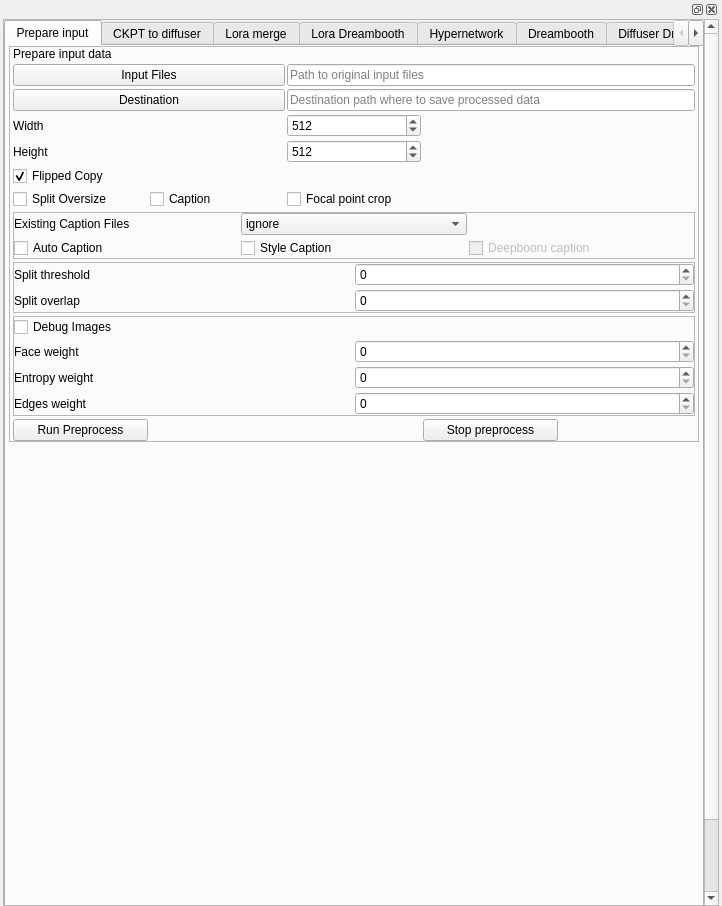
First picture: the form in plugins/training/training.ui, repository XmYx/ainodes-pyside, before the edit.
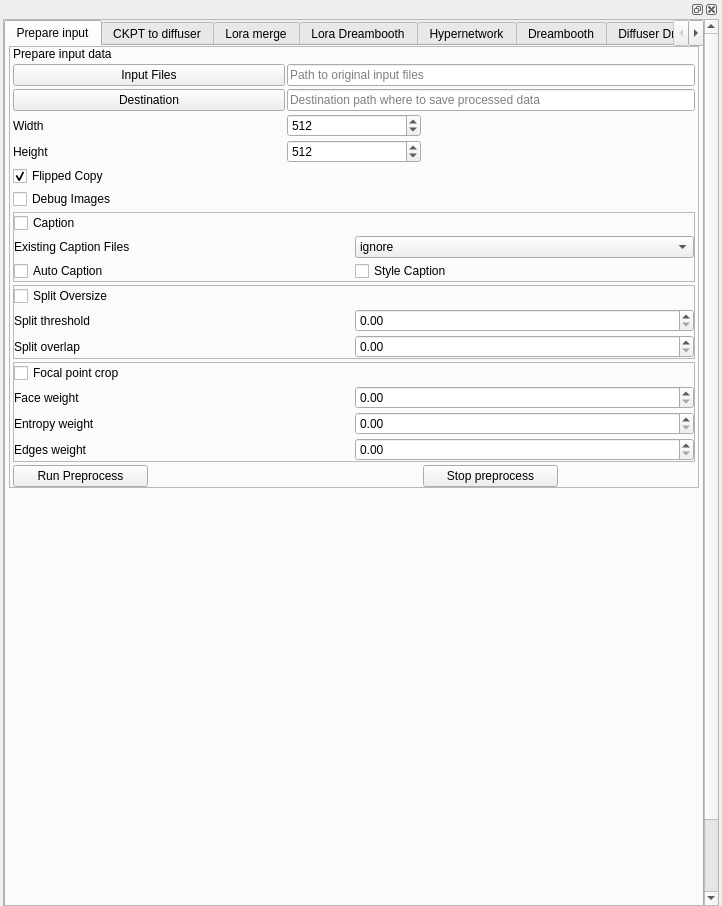
Second picture: the form after the edit. The open tabs and pages were chosen to show the change.

```diff
--- a/plugins/training/training.ui
+++ b/plugins/training/training.ui
@@ -81,10 +81,10 @@
            <item>
             <widget class="QTabWidget" name="tabWidget_2">
              <property name="toolTip">
-              <string>LORA is fast and produces small files, they are to be merged to each other or with the usal checkpoints, use LORA merge for that</string>
+              <string/>
              </property>
              <property name="currentIndex">
-              <number>6</number>
+              <number>2</number>
              </property>
              <widget class="QWidget" name="tab_3">
               <attribute name="title">
@@ -136,6 +136,13 @@
                   <property name="verticalSpacing">
                    <number>3</number>
                   </property>
+                  <item row="16" column="1">
+                   <widget class="QPushButton" name="runPreprocess">
+                    <property name="text">
+                     <string>Run Preprocess</string>
+                    </property>
+                   </widget>
+                  </item>
                   <item row="1" column="1" colspan="2">
                    <widget class="QPushButton" name="select_process_input_files">
                     <property name="text">
@@ -143,195 +150,7 @@
                     </property>
                    </widget>
                   </item>
-                  <item row="15" column="4">
-                   <widget class="QPushButton" name="pushButton_6">
-                    <property name="text">
-                     <string>Stop preprocess</string>
-                    </property>
-                   </widget>
-                  </item>
-                  <item row="6" column="3">
-                   <widget class="QSpinBox" name="process_height">
-                    <property name="maximum">
-                     <number>2048</number>
-                    </property>
-                    <property name="singleStep">
-                     <number>64</number>
-                    </property>
-                    <property name="value">
-                     <number>512</number>
-                    </property>
-                   </widget>
-                  </item>
-                  <item row="3" column="1" colspan="2">
-                   <widget class="QPushButton" name="select_process_destination_folder">
-                    <property name="text">
-                     <string>Destination</string>
-                    </property>
-                   </widget>
-                  </item>
                   <item row="13" column="1" colspan="5">
-                   <widget class="QFrame" name="autoCrop">
-                    <property name="frameShape">
-                     <enum>QFrame::StyledPanel</enum>
-                    </property>
-                    <property name="frameShadow">
-                     <enum>QFrame::Raised</enum>
-                    </property>
-                    <layout class="QGridLayout" name="gridLayout_10">
-                     <property name="leftMargin">
-                      <number>0</number>
-                     </property>
-                     <property name="topMargin">
-                      <number>0</number>
-                     </property>
-                     <property name="rightMargin">
-                      <number>0</number>
-                     </property>
-                     <property name="bottomMargin">
-                      <number>0</number>
-                     </property>
-                     <property name="horizontalSpacing">
-                      <number>2</number>
-                     </property>
-                     <property name="verticalSpacing">
-                      <number>3</number>
-                     </property>
-                     <item row="0" column="1">
-                      <widget class="QSpinBox" name="split_threshold"/>
-                     </item>
-                     <item row="1" column="1">
-                      <widget class="QSpinBox" name="overlap_ratio"/>
-                     </item>
-                     <item row="1" column="0">
-                      <widget class="QLabel" name="label_36">
-                       <property name="text">
-                        <string>Split overlap</string>
-                       </property>
-                      </widget>
-                     </item>
-                     <item row="0" column="0">
-                      <widget class="QLabel" name="label_30">
-                       <property name="text">
-                        <string>Split threshold</string>
-                       </property>
-                      </widget>
-                     </item>
-                    </layout>
-                   </widget>
-                  </item>
-                  <item row="5" column="1">
-                   <widget class="QLabel" name="label_33">
-                    <property name="text">
-                     <string>Width</string>
-                    </property>
-                   </widget>
-                  </item>
-                  <item row="14" column="1" colspan="5">
-                   <widget class="QFrame" name="focalPointCrop">
-                    <property name="frameShape">
-                     <enum>QFrame::StyledPanel</enum>
-                    </property>
-                    <property name="frameShadow">
-                     <enum>QFrame::Raised</enum>
-                    </property>
-                    <layout class="QGridLayout" name="gridLayout_12">
-                     <property name="leftMargin">
-                      <number>0</number>
-                     </property>
-                     <property name="topMargin">
-                      <number>0</number>
-                     </property>
-                     <property name="rightMargin">
-                      <number>0</number>
-                     </property>
-                     <property name="bottomMargin">
-                      <number>0</number>
-                     </property>
-                     <property name="horizontalSpacing">
-                      <number>2</number>
-                     </property>
-                     <property name="verticalSpacing">
-                      <number>3</number>
-                     </property>
-                     <item row="1" column="0">
-                      <widget class="QLabel" name="label_31">
-                       <property name="text">
-                        <string>Face weight</string>
-                       </property>
-                      </widget>
-                     </item>
-                     <item row="1" column="2">
-                      <widget class="QSpinBox" name="process_focal_crop_face_weight"/>
-                     </item>
-                     <item row="2" column="0">
-                      <widget class="QLabel" name="label_32">
-                       <property name="text">
-                        <string>Entropy weight</string>
-                       </property>
-                      </widget>
-                     </item>
-                     <item row="2" column="2">
-                      <widget class="QSpinBox" name="process_focal_crop_entropy_weight"/>
-                     </item>
-                     <item row="3" column="0">
-                      <widget class="QLabel" name="label_35">
-                       <property name="text">
-                        <string>Edges weight</string>
-                       </property>
-                      </widget>
-                     </item>
-                     <item row="3" column="2">
-                      <widget class="QSpinBox" name="process_focal_crop_edges_weight"/>
-                     </item>
-                     <item row="0" column="0">
-                      <widget class="QCheckBox" name="process_focal_crop_debug">
-                       <property name="text">
-                        <string>Debug Images</string>
-                       </property>
-                      </widget>
-                     </item>
-                    </layout>
-                   </widget>
-                  </item>
-                  <item row="9" column="1">
-                   <widget class="QCheckBox" name="process_flip">
-                    <property name="toolTip">
-                     <string>Create a copy which is flipped</string>
-                    </property>
-                    <property name="text">
-                     <string>Flipped Copy</string>
-                    </property>
-                    <property name="checked">
-                     <bool>true</bool>
-                    </property>
-                   </widget>
-                  </item>
-                  <item row="15" column="1">
-                   <widget class="QPushButton" name="runPreprocess">
-                    <property name="text">
-                     <string>Run Preprocess</string>
-                    </property>
-                   </widget>
-                  </item>
-                  <item row="11" column="2">
-                   <widget class="QCheckBox" name="toggle_caption">
-                    <property name="toolTip">
-                     <string>Create caption files</string>
-                    </property>
-                    <property name="text">
-                     <string>Caption</string>
-                    </property>
-                   </widget>
-                  </item>
-                  <item row="3" column="3" colspan="3">
-                   <widget class="QLineEdit" name="process_dst">
-                    <property name="placeholderText">
-                     <string>Destination path where to save processed data</string>
-                    </property>
-                   </widget>
-                  </item>
-                  <item row="12" column="1" colspan="5">
                    <widget class="QFrame" name="processCaption">
                     <property name="frameShape">
                      <enum>QFrame::StyledPanel</enum>
@@ -358,14 +177,7 @@
                      <property name="verticalSpacing">
                       <number>3</number>
                      </property>
-                     <item row="0" column="0">
-                      <widget class="QLabel" name="label_34">
-                       <property name="text">
-                        <string>Existing Caption Files</string>
-                       </property>
-                      </widget>
-                     </item>
-                     <item row="2" column="0">
+                     <item row="3" column="0">
                       <widget class="QCheckBox" name="process_caption">
                        <property name="toolTip">
                         <string>Caption by interrogate</string>
@@ -378,7 +190,7 @@
                        </property>
                       </widget>
                      </item>
-                     <item row="2" column="1">
+                     <item row="3" column="1">
                       <widget class="QCheckBox" name="style_caption">
                        <property name="toolTip">
                         <string>Caption by clip interrogate</string>
@@ -388,20 +200,7 @@
                        </property>
                       </widget>
                      </item>
-                     <item row="2" column="2">
-                      <widget class="QCheckBox" name="process_caption_deepbooru">
-                       <property name="enabled">
-                        <bool>false</bool>
-                       </property>
-                       <property name="toolTip">
-                        <string/>
-                       </property>
-                       <property name="text">
-                        <string>Deepbooru caption</string>
-                       </property>
-                      </widget>
-                     </item>
-                     <item row="0" column="1">
+                     <item row="1" column="1">
                       <widget class="QComboBox" name="preprocess_txt_action">
                        <item>
                         <property name="text">
@@ -425,18 +224,42 @@
                        </item>
                       </widget>
                      </item>
+                     <item row="1" column="0">
+                      <widget class="QLabel" name="label_34">
+                       <property name="text">
+                        <string>Existing Caption Files</string>
+                       </property>
+                      </widget>
+                     </item>
+                     <item row="0" column="0">
+                      <widget class="QCheckBox" name="toggle_caption">
+                       <property name="toolTip">
+                        <string>Create caption files</string>
+                       </property>
+                       <property name="text">
+                        <string>Caption</string>
+                       </property>
+                      </widget>
+                     </item>
                     </layout>
                    </widget>
                   </item>
-                  <item row="6" column="1">
-                   <widget class="QLabel" name="label_37">
+                  <item row="3" column="3" colspan="3">
+                   <widget class="QLineEdit" name="process_dst">
+                    <property name="placeholderText">
+                     <string>Destination path where to save processed data</string>
+                    </property>
+                   </widget>
+                  </item>
+                  <item row="16" column="4">
+                   <widget class="QPushButton" name="pushButton_6">
                     <property name="text">
-                     <string>Height</string>
+                     <string>Stop preprocess</string>
                     </property>
                    </widget>
                   </item>
-                  <item row="5" column="3">
-                   <widget class="QSpinBox" name="process_width">
+                  <item row="6" column="3">
+                   <widget class="QSpinBox" name="process_height">
                     <property name="maximum">
                      <number>2048</number>
                     </property>
@@ -448,6 +271,13 @@
                     </property>
                    </widget>
                   </item>
+                  <item row="3" column="1" colspan="2">
+                   <widget class="QPushButton" name="select_process_destination_folder">
+                    <property name="text">
+                     <string>Destination</string>
+                    </property>
+                   </widget>
+                  </item>
                   <item row="1" column="3" colspan="3">
                    <widget class="QLineEdit" name="process_src">
                     <property name="placeholderText">
@@ -455,21 +285,108 @@
                     </property>
                    </widget>
                   </item>
-                  <item row="11" column="3">
-                   <widget class="QCheckBox" name="toggle_focal_crop">
-                    <property name="toolTip">
-                     <string>Crop based on focal point</string>
+                  <item row="5" column="3">
+                   <widget class="QSpinBox" name="process_width">
+                    <property name="maximum">
+                     <number>2048</number>
                     </property>
-                    <property name="text">
-                     <string>Focal point crop</string>
+                    <property name="singleStep">
+                     <number>64</number>
+                    </property>
+                    <property name="value">
+                     <number>512</number>
                     </property>
                    </widget>
                   </item>
-                  <item row="11" column="1">
-                   <widget class="QCheckBox" name="toggle_split_oversize">
-                    <property name="text">
-                     <string>Split Oversize</string>
+                  <item row="15" column="1" colspan="5">
+                   <widget class="QFrame" name="focalPointCrop">
+                    <property name="frameShape">
+                     <enum>QFrame::StyledPanel</enum>
                     </property>
+                    <property name="frameShadow">
+                     <enum>QFrame::Raised</enum>
+                    </property>
+                    <layout class="QGridLayout" name="gridLayout_12">
+                     <property name="leftMargin">
+                      <number>0</number>
+                     </property>
+                     <property name="topMargin">
+                      <number>0</number>
+                     </property>
+                     <property name="rightMargin">
+                      <number>0</number>
+                     </property>
+                     <property name="bottomMargin">
+                      <number>0</number>
+                     </property>
+                     <property name="horizontalSpacing">
+                      <number>2</number>
+                     </property>
+                     <property name="verticalSpacing">
+                      <number>3</number>
+                     </property>
+                     <item row="2" column="0">
+                      <widget class="QLabel" name="label_31">
+                       <property name="text">
+                        <string>Face weight</string>
+                       </property>
+                      </widget>
+                     </item>
+                     <item row="1" column="0">
+                      <widget class="QCheckBox" name="toggle_focal_crop">
+                       <property name="toolTip">
+                        <string>Crop based on focal point</string>
+                       </property>
+                       <property name="text">
+                        <string>Focal point crop</string>
+                       </property>
+                      </widget>
+                     </item>
+                     <item row="4" column="0">
+                      <widget class="QLabel" name="label_35">
+                       <property name="text">
+                        <string>Edges weight</string>
+                       </property>
+                      </widget>
+                     </item>
+                     <item row="4" column="1">
+                      <widget class="QDoubleSpinBox" name="process_focal_crop_edges_weight">
+                       <property name="maximum">
+                        <double>1.000000000000000</double>
+                       </property>
+                       <property name="singleStep">
+                        <double>0.100000000000000</double>
+                       </property>
+                      </widget>
+                     </item>
+                     <item row="2" column="1">
+                      <widget class="QDoubleSpinBox" name="process_focal_crop_face_weight">
+                       <property name="maximum">
+                        <double>1.000000000000000</double>
+                       </property>
+                       <property name="singleStep">
+                        <double>0.100000000000000</double>
+                       </property>
+                      </widget>
+                     </item>
+                     <item row="3" column="1">
+                      <widget class="QDoubleSpinBox" name="process_focal_crop_entropy_weight">
+                       <property name="maximum">
+                        <double>1.000000000000000</double>
+                       </property>
+                       <property name="singleStep">
+                        <double>0.100000000000000</double>
+                       </property>
+                      </widget>
+                     </item>
+                     <item row="3" column="0">
+                      <widget class="QLabel" name="label_32">
+                       <property name="text">
+                        <string>Entropy weight</string>
+                       </property>
+                      </widget>
+                     </item>
+                    </layout>
                    </widget>
                   </item>
                   <item row="0" column="1">
@@ -479,6 +396,111 @@
                     </property>
                    </widget>
                   </item>
+                  <item row="5" column="1">
+                   <widget class="QLabel" name="label_33">
+                    <property name="text">
+                     <string>Width</string>
+                    </property>
+                   </widget>
+                  </item>
+                  <item row="14" column="1" colspan="5">
+                   <widget class="QFrame" name="autoCrop">
+                    <property name="frameShape">
+                     <enum>QFrame::StyledPanel</enum>
+                    </property>
+                    <property name="frameShadow">
+                     <enum>QFrame::Raised</enum>
+                    </property>
+                    <layout class="QGridLayout" name="gridLayout_10">
+                     <property name="leftMargin">
+                      <number>0</number>
+                     </property>
+                     <property name="topMargin">
+                      <number>0</number>
+                     </property>
+                     <property name="rightMargin">
+                      <number>0</number>
+                     </property>
+                     <property name="bottomMargin">
+                      <number>0</number>
+                     </property>
+                     <property name="horizontalSpacing">
+                      <number>2</number>
+                     </property>
+                     <property name="verticalSpacing">
+                      <number>3</number>
+                     </property>
+                     <item row="4" column="1">
+                      <widget class="QDoubleSpinBox" name="overlap_ratio">
+                       <property name="maximum">
+                        <double>1.000000000000000</double>
+                       </property>
+                       <property name="singleStep">
+                        <double>0.100000000000000</double>
+                       </property>
+                      </widget>
+                     </item>
+                     <item row="0" column="0">
+                      <widget class="QCheckBox" name="toggle_split_oversize">
+                       <property name="text">
+                        <string>Split Oversize</string>
+                       </property>
+                      </widget>
+                     </item>
+                     <item row="3" column="1">
+                      <widget class="QDoubleSpinBox" name="split_threshold">
+                       <property name="maximum">
+                        <double>1.000000000000000</double>
+                       </property>
+                       <property name="singleStep">
+                        <double>0.100000000000000</double>
+                       </property>
+                      </widget>
+                     </item>
+                     <item row="3" column="0">
+                      <widget class="QLabel" name="label_30">
+                       <property name="text">
+                        <string>Split threshold</string>
+                       </property>
+                      </widget>
+                     </item>
+                     <item row="4" column="0">
+                      <widget class="QLabel" name="label_36">
+                       <property name="text">
+                        <string>Split overlap</string>
+                       </property>
+                      </widget>
+                     </item>
+                    </layout>
+                   </widget>
+                  </item>
+                  <item row="6" column="1">
+                   <widget class="QLabel" name="label_37">
+                    <property name="text">
+                     <string>Height</string>
+                    </property>
+                   </widget>
+                  </item>
+                  <item row="9" column="1">
+                   <widget class="QCheckBox" name="process_flip">
+                    <property name="toolTip">
+                     <string>Create a copy which is flipped</string>
+                    </property>
+                    <property name="text">
+                     <string>Flipped Copy</string>
+                    </property>
+                    <property name="checked">
+                     <bool>true</bool>
+                    </property>
+                   </widget>
+                  </item>
+                  <item row="10" column="1">
+                   <widget class="QCheckBox" name="process_focal_crop_debug">
+                    <property name="text">
+                     <string>Debug Images</string>
+                    </property>
+                   </widget>
+                  </item>
                  </layout>
                 </widget>
                </item>
@@ -795,7 +817,7 @@
                   <item row="0" column="0">
                    <widget class="QRadioButton" name="lora2diff">
                     <property name="enabled">
-                     <bool>false</bool>
+                     <bool>true</bool>
                     </property>
                     <property name="text">
                      <string>Merge lora to diffuser</string>
@@ -866,7 +888,7 @@
                   <item row="0" column="1">
                    <widget class="QRadioButton" name="lora2lora">
                     <property name="enabled">
-                     <bool>false</bool>
+                     <bool>true</bool>
                     </property>
                     <property name="text">
                      <string>Merge lora to lora</string>
```
